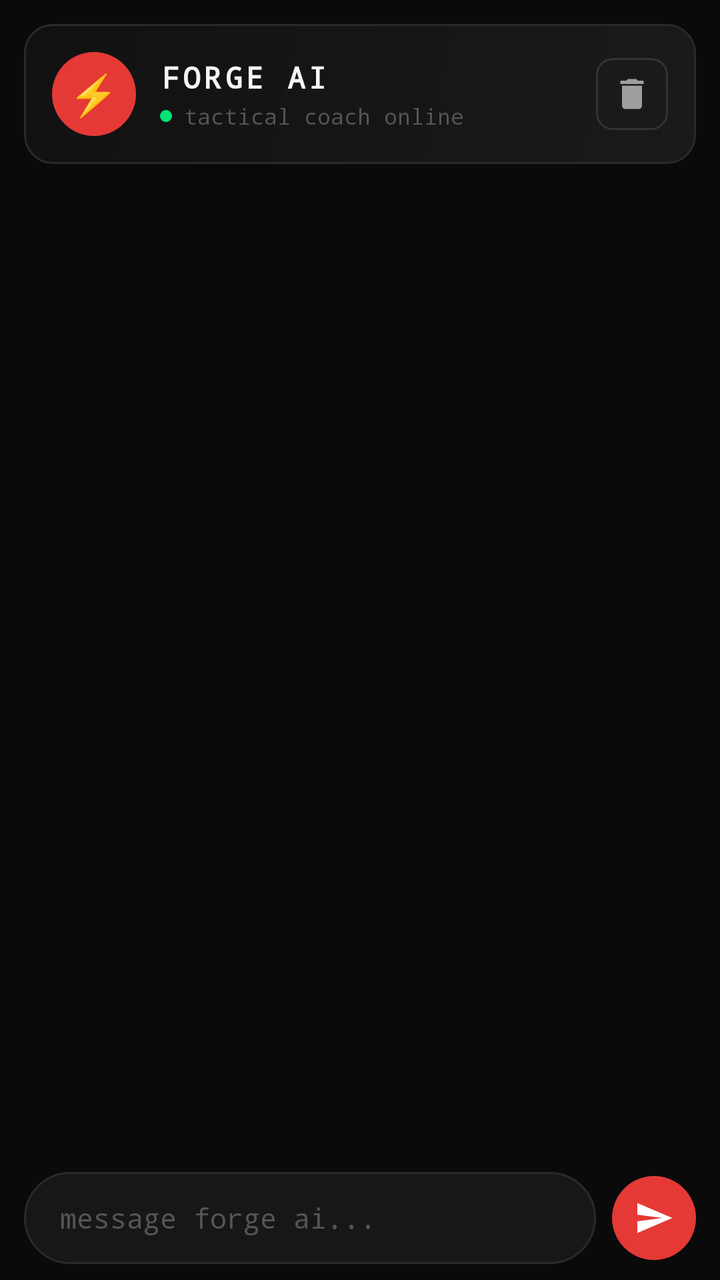
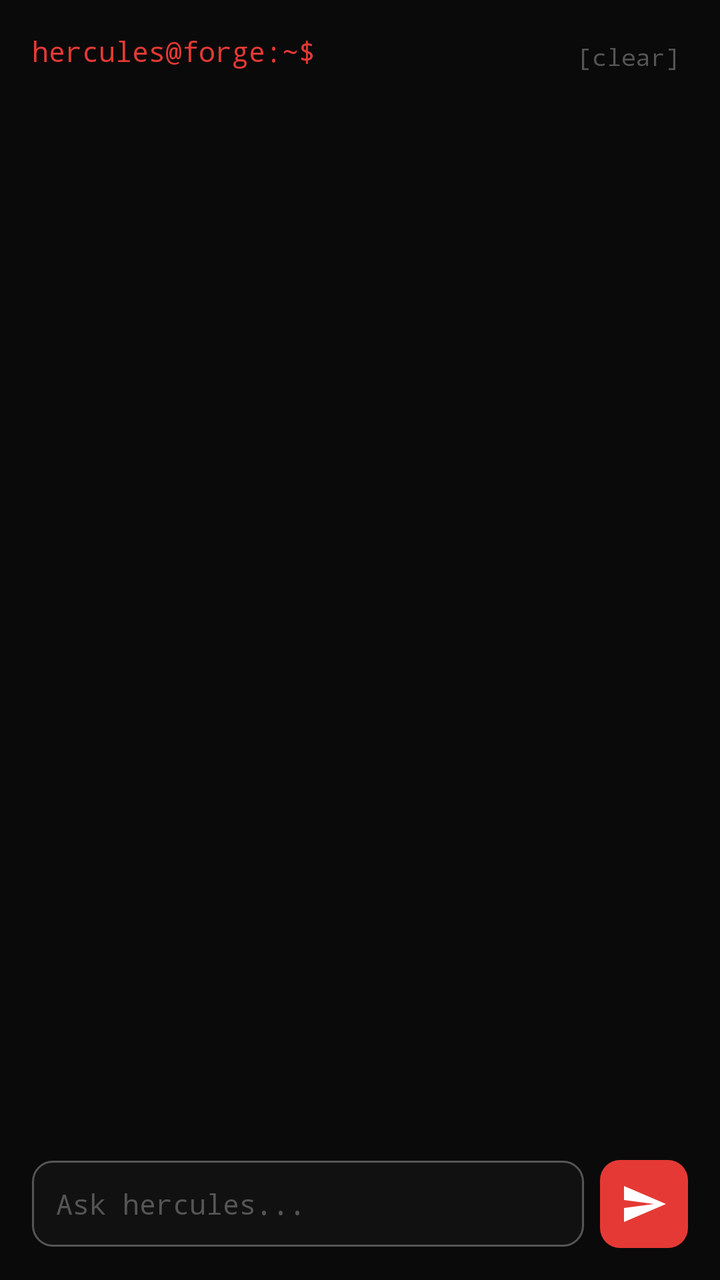

Two renders of the same Android screen: before a commit and after it. Below are the layout's source before the change and the commit's diff.
<!-- AndroidManifest.xml: application theme Theme.Forge -->
<!-- res/layout/fragment_coach.xml -->
<?xml version="1.0" encoding="utf-8"?>
<androidx.constraintlayout.widget.ConstraintLayout
    xmlns:android="http://schemas.android.com/apk/res/android"
    xmlns:app="http://schemas.android.com/apk/res-auto"
    android:layout_width="match_parent"
    android:layout_height="match_parent"
    android:background="@color/bg">

    
    <LinearLayout
        android:id="@+id/coach_header"
        android:layout_width="0dp"
        android:layout_height="wrap_content"
        android:orientation="horizontal"
        android:gravity="center_vertical"
        android:background="@drawable/bg_coach_header"
        android:padding="14dp"
        android:layout_margin="12dp"
        app:layout_constraintTop_toTopOf="parent"
        app:layout_constraintStart_toStartOf="parent"
        app:layout_constraintEnd_toEndOf="parent">

        
        <FrameLayout
            android:layout_width="42dp"
            android:layout_height="42dp">

            <View
                android:layout_width="42dp"
                android:layout_height="42dp"
                android:background="@drawable/bg_send_button" />

            <TextView
                android:layout_width="wrap_content"
                android:layout_height="wrap_content"
                android:layout_gravity="center"
                android:text="⚡"
                android:textSize="20sp" />
        </FrameLayout>

        
        <LinearLayout
            android:layout_width="0dp"
            android:layout_height="wrap_content"
            android:layout_weight="1"
            android:orientation="vertical"
            android:layout_marginStart="12dp">

            <TextView
                android:layout_width="wrap_content"
                android:layout_height="wrap_content"
                android:text="FORGE AI"
                android:textColor="@color/fg"
                android:textSize="15sp"
                android:textStyle="bold"
                android:fontFamily="monospace"
                android:letterSpacing="0.1" />

            <LinearLayout
                android:layout_width="wrap_content"
                android:layout_height="wrap_content"
                android:orientation="horizontal"
                android:gravity="center_vertical"
                android:layout_marginTop="2dp">

                <View
                    android:id="@+id/status_dot"
                    android:layout_width="6dp"
                    android:layout_height="6dp"
                    android:background="@drawable/bg_status_online" />

                <TextView
                    android:id="@+id/tv_coach_status"
                    android:layout_width="wrap_content"
                    android:layout_height="wrap_content"
                    android:text="tactical coach online"
                    android:textColor="@color/fg3"
                    android:textSize="11sp"
                    android:fontFamily="monospace"
                    android:layout_marginStart="6dp" />
            </LinearLayout>
        </LinearLayout>

        
        <ImageView
            android:id="@+id/btn_clear_chat"
            android:layout_width="36dp"
            android:layout_height="36dp"
            android:src="@drawable/ic_clear_chat"
            android:background="@drawable/bg_clear_chat"
            android:padding="8dp"
            android:contentDescription="Clear chat" />
    </LinearLayout>

    
    <LinearLayout
        android:id="@+id/ll_empty_state"
        android:layout_width="0dp"
        android:layout_height="0dp"
        android:orientation="vertical"
        android:gravity="center"
        android:padding="32dp"
        android:visibility="gone"
        app:layout_constraintTop_toBottomOf="@id/coach_header"
        app:layout_constraintBottom_toTopOf="@id/sv_chips"
        app:layout_constraintStart_toStartOf="parent"
        app:layout_constraintEnd_toEndOf="parent">

        <TextView
            android:layout_width="wrap_content"
            android:layout_height="wrap_content"
            android:text="⚔️"
            android:textSize="48sp"
            android:layout_marginBottom="16dp" />

        <TextView
            android:layout_width="wrap_content"
            android:layout_height="wrap_content"
            android:text="FORGE AI READY"
            android:textColor="@color/fg"
            android:textSize="18sp"
            android:textStyle="bold"
            android:fontFamily="monospace"
            android:letterSpacing="0.05" />

        <TextView
            android:layout_width="wrap_content"
            android:layout_height="wrap_content"
            android:text="your tactical performance coach.\nask anything or tap a prompt below."
            android:textColor="@color/fg3"
            android:textSize="13sp"
            android:fontFamily="monospace"
            android:gravity="center"
            android:lineSpacingMultiplier="1.4"
            android:layout_marginTop="8dp" />
    </LinearLayout>

    
    <androidx.recyclerview.widget.RecyclerView
        android:id="@+id/rv_messages"
        android:layout_width="0dp"
        android:layout_height="0dp"
        android:layout_marginTop="8dp"
        android:clipToPadding="false"
        android:paddingHorizontal="12dp"
        android:paddingBottom="8dp"
        app:layout_constraintTop_toBottomOf="@id/coach_header"
        app:layout_constraintBottom_toTopOf="@id/tv_typing_indicator"
        app:layout_constraintStart_toStartOf="parent"
        app:layout_constraintEnd_toEndOf="parent" />

    
    <LinearLayout
        android:id="@+id/tv_typing_indicator"
        android:layout_width="wrap_content"
        android:layout_height="wrap_content"
        android:orientation="horizontal"
        android:gravity="center_vertical"
        android:background="@drawable/bg_ai_bubble"
        android:paddingHorizontal="14dp"
        android:paddingVertical="10dp"
        android:layout_marginStart="12dp"
        android:layout_marginBottom="4dp"
        android:visibility="gone"
        app:layout_constraintBottom_toTopOf="@id/sv_chips"
        app:layout_constraintStart_toStartOf="parent">

        <TextView
            android:layout_width="wrap_content"
            android:layout_height="wrap_content"
            android:text="⚡"
            android:textSize="12sp"
            android:layout_marginEnd="8dp" />

        <TextView
            android:id="@+id/tv_typing_text"
            android:layout_width="wrap_content"
            android:layout_height="wrap_content"
            android:text="forge is thinking..."
            android:textColor="@color/fg3"
            android:textSize="12sp"
            android:fontFamily="monospace" />
    </LinearLayout>

    
    <HorizontalScrollView
        android:id="@+id/sv_chips"
        android:layout_width="0dp"
        android:layout_height="wrap_content"
        android:scrollbars="none"
        android:layout_marginBottom="8dp"
        android:paddingHorizontal="12dp"
        android:clipToPadding="false"
        app:layout_constraintBottom_toTopOf="@id/input_card"
        app:layout_constraintStart_toStartOf="parent"
        app:layout_constraintEnd_toEndOf="parent">

        <LinearLayout
            android:id="@+id/ll_chips"
            android:layout_width="wrap_content"
            android:layout_height="wrap_content"
            android:orientation="horizontal" />
    </HorizontalScrollView>

    
    <LinearLayout
        android:id="@+id/input_card"
        android:layout_width="0dp"
        android:layout_height="wrap_content"
        android:orientation="horizontal"
        android:gravity="center_vertical"
        android:paddingHorizontal="12dp"
        android:paddingVertical="8dp"
        app:layout_constraintBottom_toBottomOf="parent"
        app:layout_constraintStart_toStartOf="parent"
        app:layout_constraintEnd_toEndOf="parent">

        <EditText
            android:id="@+id/et_coach_input"
            android:layout_width="0dp"
            android:layout_height="46dp"
            android:layout_weight="1"
            android:background="@drawable/bg_coach_input"
            android:textColor="@color/fg"
            android:textColorHint="@color/fg3"
            android:hint="message forge ai..."
            android:textSize="14sp"
            android:fontFamily="monospace"
            android:paddingHorizontal="18dp"
            android:singleLine="true"
            android:imeOptions="actionSend"
            android:inputType="text" />

        <ImageView
            android:id="@+id/btn_coach_send"
            android:layout_width="42dp"
            android:layout_height="42dp"
            android:src="@drawable/ic_send"
            android:background="@drawable/bg_send_button"
            android:padding="11dp"
            android:layout_marginStart="8dp"
            android:contentDescription="Send"
            app:tint="@android:color/white" />
    </LinearLayout>

</androidx.constraintlayout.widget.ConstraintLayout>
<!-- resources referenced by this layout -->
<resources>
  <color name="bg">#FF0A0A0A</color>
  <color name="fg">#FFF5F5F5</color>
  <color name="fg3">#FF555555</color>
  <!-- drawable bg_ai_bubble (drawable) -->
  <?xml version="1.0" encoding="utf-8"?>
  <shape xmlns:android="http://schemas.android.com/apk/res/android"
      android:shape="rectangle">
      <solid android:color="@color/surface2" />
      <corners
          android:topLeftRadius="4dp"
          android:topRightRadius="14dp"
          android:bottomLeftRadius="14dp"
          android:bottomRightRadius="14dp" />
      <stroke
          android:width="1dp"
          android:color="#252525" />
  </shape>
  <!-- drawable bg_clear_chat (drawable) -->
  <?xml version="1.0" encoding="utf-8"?>
  <shape xmlns:android="http://schemas.android.com/apk/res/android"
      android:shape="rectangle">
      <solid android:color="#1A1A1A" />
      <corners android:radius="8dp" />
      <stroke
          android:width="1dp"
          android:color="#333333" />
  </shape>
  <!-- drawable bg_coach_header (drawable) -->
  <?xml version="1.0" encoding="utf-8"?>
  <shape xmlns:android="http://schemas.android.com/apk/res/android"
      android:shape="rectangle">
      <gradient
          android:startColor="#1A1A1A"
          android:endColor="#111111"
          android:angle="135" />
      <corners android:radius="@dimen/radius_xl" />
      <stroke
          android:width="1dp"
          android:color="#2A2A2A" />
  </shape>
  <!-- drawable bg_coach_input (drawable) -->
  <?xml version="1.0" encoding="utf-8"?>
  <shape xmlns:android="http://schemas.android.com/apk/res/android"
      android:shape="rectangle">
      <solid android:color="@color/surface2" />
      <corners android:radius="24dp" />
      <stroke
          android:width="1dp"
          android:color="#2A2A2A" />
  </shape>
  <!-- drawable bg_send_button (drawable) -->
  <?xml version="1.0" encoding="utf-8"?>
  <shape xmlns:android="http://schemas.android.com/apk/res/android"
      android:shape="oval">
      <solid android:color="@color/red" />
  </shape>
  <!-- drawable bg_status_online (drawable) -->
  <?xml version="1.0" encoding="utf-8"?>
  <shape xmlns:android="http://schemas.android.com/apk/res/android"
      android:shape="oval">
      <solid android:color="@color/green" />
      <size
          android:width="6dp"
          android:height="6dp" />
  </shape>
  <!-- drawable ic_clear_chat (drawable) -->
  <?xml version="1.0" encoding="utf-8"?>
  <vector xmlns:android="http://schemas.android.com/apk/res/android"
      android:width="24dp"
      android:height="24dp"
      android:viewportWidth="24"
      android:viewportHeight="24"
      android:tint="#9E9E9E">
      <path
          android:fillColor="@android:color/white"
          android:pathData="M6,19c0,1.1 0.9,2 2,2h8c1.1,0 2,-0.9 2,-2V7H6v12zM19,4h-3.5l-1,-1h-5l-1,1H5v2h14V4z" />
  </vector>
  <!-- drawable ic_send (drawable) -->
  <?xml version="1.0" encoding="utf-8"?>
  <vector xmlns:android="http://schemas.android.com/apk/res/android"
      android:width="24dp"
      android:height="24dp"
      android:viewportWidth="24"
      android:viewportHeight="24">
      <path
          android:fillColor="#FFFFFF"
          android:pathData="M2.01,21L23,12 2.01,3 2,10l15,2 -15,2z" />
  </vector>
  <color name="surface2">#FF171717</color>
  <dimen name="radius_xl">14dp</dimen>
  <color name="red">#FFE53935</color>
  <color name="green">#FF00E676</color>
  <color name="red_alpha30">#4DE53935</color>
  <color name="white">#FFFFFFFF</color>
  <color name="red_alpha20">#33E53935</color>
  <color name="surface1">#FF111111</color>
  <color name="fg2">#FF9E9E9E</color>
  <color name="red_light">#FFFF5252</color>
  <!-- unchanged entries left out for length: 1 -->
</resources>

<!-- the commit's change to res/layout/fragment_coach.xml (unified diff, before → after) -->
@@ -4,93 +4,46 @@
     xmlns:app="http://schemas.android.com/apk/res-auto"
     android:layout_width="match_parent"
     android:layout_height="match_parent"
-    android:background="@color/bg">
+    android:background="#0A0A0A"
+    android:padding="16dp">
 
     
-    <LinearLayout
-        android:id="@+id/coach_header"
+    <TextView
+        android:id="@+id/tv_coach_header"
+        android:layout_width="wrap_content"
+        android:layout_height="wrap_content"
+        android:text="hercules@forge:~$"
+        android:textColor="#E53935"
+        android:textSize="14sp"
+        android:fontFamily="monospace"
+        app:layout_constraintTop_toTopOf="parent"
+        app:layout_constraintStart_toStartOf="parent" />
+
+    
+    <TextView
+        android:id="@+id/btn_clear_chat"
+        android:layout_width="wrap_content"
+        android:layout_height="wrap_content"
+        android:text="[clear]"
+        android:textColor="#555555"
+        android:textSize="12sp"
+        android:fontFamily="monospace"
+        android:padding="4dp"
+        app:layout_constraintTop_toTopOf="parent"
+        app:layout_constraintEnd_toEndOf="parent" />
+
+    
+    <androidx.recyclerview.widget.RecyclerView
+        android:id="@+id/rv_messages"
         android:layout_width="0dp"
-        android:layout_height="wrap_content"
-        android:orientation="horizontal"
-        android:gravity="center_vertical"
-        android:background="@drawable/bg_coach_header"
-        android:padding="14dp"
-        android:layout_margin="12dp"
-        app:layout_constraintTop_toTopOf="parent"
+        android:layout_height="0dp"
+        android:layout_marginTop="12dp"
+        android:clipToPadding="false"
+        android:paddingBottom="8dp"
+        app:layout_constraintTop_toBottomOf="@id/tv_coach_header"
+        app:layout_constraintBottom_toTopOf="@id/tv_typing_indicator"
         app:layout_constraintStart_toStartOf="parent"
-        app:layout_constraintEnd_toEndOf="parent">
-
-        
-        <FrameLayout
-            android:layout_width="42dp"
-            android:layout_height="42dp">
-
-            <View
-                android:layout_width="42dp"
-                android:layout_height="42dp"
-                android:background="@drawable/bg_send_button" />
-
-            <TextView
-                android:layout_width="wrap_content"
-                android:layout_height="wrap_content"
-                android:layout_gravity="center"
-                android:text="⚡"
-                android:textSize="20sp" />
-        </FrameLayout>
-
-        
-        <LinearLayout
-            android:layout_width="0dp"
-            android:layout_height="wrap_content"
-            android:layout_weight="1"
-            android:orientation="vertical"
-            android:layout_marginStart="12dp">
-
-            <TextView
-                android:layout_width="wrap_content"
-                android:layout_height="wrap_content"
-                android:text="FORGE AI"
-                android:textColor="@color/fg"
-                android:textSize="15sp"
-                android:textStyle="bold"
-                android:fontFamily="monospace"
-                android:letterSpacing="0.1" />
-
-            <LinearLayout
-                android:layout_width="wrap_content"
-                android:layout_height="wrap_content"
-                android:orientation="horizontal"
-                android:gravity="center_vertical"
-                android:layout_marginTop="2dp">
-
-                <View
-                    android:id="@+id/status_dot"
-                    android:layout_width="6dp"
-                    android:layout_height="6dp"
-                    android:background="@drawable/bg_status_online" />
-
-                <TextView
-                    android:id="@+id/tv_coach_status"
-                    android:layout_width="wrap_content"
-                    android:layout_height="wrap_content"
-                    android:text="tactical coach online"
-                    android:textColor="@color/fg3"
-                    android:textSize="11sp"
-                    android:fontFamily="monospace"
-                    android:layout_marginStart="6dp" />
-            </LinearLayout>
-        </LinearLayout>
-
-        
-        <ImageView
-            android:id="@+id/btn_clear_chat"
-            android:layout_width="36dp"
-            android:layout_height="36dp"
-            android:src="@drawable/ic_clear_chat"
-            android:background="@drawable/bg_clear_chat"
-            android:padding="8dp"
-            android:contentDescription="Clear chat" />
-    </LinearLayout>
+        app:layout_constraintEnd_toEndOf="parent" />
 
     
     <LinearLayout
@@ -99,10 +52,9 @@
         android:layout_height="0dp"
         android:orientation="vertical"
         android:gravity="center"
-        android:padding="32dp"
         android:visibility="gone"
-        app:layout_constraintTop_toBottomOf="@id/coach_header"
-        app:layout_constraintBottom_toTopOf="@id/sv_chips"
+        app:layout_constraintTop_toBottomOf="@id/tv_coach_header"
+        app:layout_constraintBottom_toTopOf="@id/tv_typing_indicator"
         app:layout_constraintStart_toStartOf="parent"
         app:layout_constraintEnd_toEndOf="parent">
 
@@ -110,77 +62,44 @@
             android:layout_width="wrap_content"
             android:layout_height="wrap_content"
             android:text="⚔️"
-            android:textSize="48sp"
-            android:layout_marginBottom="16dp" />
+            android:textSize="40sp"
+            android:layout_marginBottom="12dp" />
 
         <TextView
             android:layout_width="wrap_content"
             android:layout_height="wrap_content"
-            android:text="FORGE AI READY"
-            android:textColor="@color/fg"
+            android:text="HERCULES AI"
+            android:textColor="#E53935"
             android:textSize="18sp"
             android:textStyle="bold"
             android:fontFamily="monospace"
-            android:letterSpacing="0.05" />
+            android:letterSpacing="0.1" />
 
         <TextView
             android:layout_width="wrap_content"
             android:layout_height="wrap_content"
-            android:text="your tactical performance coach.\nask anything or tap a prompt below."
-            android:textColor="@color/fg3"
-            android:textSize="13sp"
+            android:text="your tactical performance coach\ntap a prompt below or type a command"
+            android:textColor="#555555"
+            android:textSize="12sp"
             android:fontFamily="monospace"
             android:gravity="center"
             android:lineSpacingMultiplier="1.4"
-            android:layout_marginTop="8dp" />
+            android:layout_marginTop="6dp" />
     </LinearLayout>
 
     
-    <androidx.recyclerview.widget.RecyclerView
-        android:id="@+id/rv_messages"
-        android:layout_width="0dp"
-        android:layout_height="0dp"
-        android:layout_marginTop="8dp"
-        android:clipToPadding="false"
-        android:paddingHorizontal="12dp"
-        android:paddingBottom="8dp"
-        app:layout_constraintTop_toBottomOf="@id/coach_header"
-        app:layout_constraintBottom_toTopOf="@id/tv_typing_indicator"
-        app:layout_constraintStart_toStartOf="parent"
-        app:layout_constraintEnd_toEndOf="parent" />
-
-    
-    <LinearLayout
+    <TextView
         android:id="@+id/tv_typing_indicator"
         android:layout_width="wrap_content"
         android:layout_height="wrap_content"
-        android:orientation="horizontal"
-        android:gravity="center_vertical"
-        android:background="@drawable/bg_ai_bubble"
-        android:paddingHorizontal="14dp"
-        android:paddingVertical="10dp"
-        android:layout_marginStart="12dp"
+        android:text="hercules is thinking..."
+        android:textColor="#555555"
+        android:textSize="12sp"
+        android:fontFamily="monospace"
+        android:visibility="gone"
         android:layout_marginBottom="4dp"
-        android:visibility="gone"
         app:layout_constraintBottom_toTopOf="@id/sv_chips"
-        app:layout_constraintStart_toStartOf="parent">
-
-        <TextView
-            android:layout_width="wrap_content"
-            android:layout_height="wrap_content"
-            android:text="⚡"
-            android:textSize="12sp"
-            android:layout_marginEnd="8dp" />
-
-        <TextView
-            android:id="@+id/tv_typing_text"
-            android:layout_width="wrap_content"
-            android:layout_height="wrap_content"
-            android:text="forge is thinking..."
-            android:textColor="@color/fg3"
-            android:textSize="12sp"
-            android:fontFamily="monospace" />
-    </LinearLayout>
+        app:layout_constraintStart_toStartOf="parent" />
 
     
     <HorizontalScrollView
@@ -189,9 +108,7 @@
         android:layout_height="wrap_content"
         android:scrollbars="none"
         android:layout_marginBottom="8dp"
-        android:paddingHorizontal="12dp"
-        android:clipToPadding="false"
-        app:layout_constraintBottom_toTopOf="@id/input_card"
+        app:layout_constraintBottom_toTopOf="@id/ll_input"
         app:layout_constraintStart_toStartOf="parent"
         app:layout_constraintEnd_toEndOf="parent">
 
@@ -204,13 +121,11 @@
 
     
     <LinearLayout
-        android:id="@+id/input_card"
+        android:id="@+id/ll_input"
         android:layout_width="0dp"
         android:layout_height="wrap_content"
         android:orientation="horizontal"
         android:gravity="center_vertical"
-        android:paddingHorizontal="12dp"
-        android:paddingVertical="8dp"
         app:layout_constraintBottom_toBottomOf="parent"
         app:layout_constraintStart_toStartOf="parent"
         app:layout_constraintEnd_toEndOf="parent">
@@ -218,29 +133,28 @@
         <EditText
             android:id="@+id/et_coach_input"
             android:layout_width="0dp"
-            android:layout_height="46dp"
+            android:layout_height="wrap_content"
             android:layout_weight="1"
-            android:background="@drawable/bg_coach_input"
-            android:textColor="@color/fg"
-            android:textColorHint="@color/fg3"
-            android:hint="message forge ai..."
+            android:background="@drawable/bg_input"
+            android:textColor="#F5F5F5"
+            android:textColorHint="#555555"
+            android:hint="Ask hercules..."
             android:textSize="14sp"
             android:fontFamily="monospace"
-            android:paddingHorizontal="18dp"
+            android:padding="12dp"
             android:singleLine="true"
             android:imeOptions="actionSend"
             android:inputType="text" />
 
         <ImageView
             android:id="@+id/btn_coach_send"
-            android:layout_width="42dp"
-            android:layout_height="42dp"
+            android:layout_width="44dp"
+            android:layout_height="44dp"
             android:src="@drawable/ic_send"
-            android:background="@drawable/bg_send_button"
-            android:padding="11dp"
+            android:background="@drawable/bg_button_primary"
+            android:padding="10dp"
             android:layout_marginStart="8dp"
-            android:contentDescription="Send"
-            app:tint="@android:color/white" />
+            android:contentDescription="Send" />
     </LinearLayout>
 
 </androidx.constraintlayout.widget.ConstraintLayout>
<!-- resource entries referenced after the edit -->
@@ -1,82 +1,29 @@
 <!-- resources referenced by this layout -->
 <resources>
+  <!-- drawable bg_button_primary (drawable) -->
+  <?xml version="1.0" encoding="utf-8"?>
+  <ripple xmlns:android="http://schemas.android.com/apk/res/android"
+      android:color="@color/red_light">
+      <item>
+          <shape android:shape="rectangle">
+              <solid android:color="@color/red" />
+              <corners android:radius="@dimen/radius_lg" />
+          </shape>
+      </item>
+  </ripple>
+  <!-- drawable bg_input (drawable) -->
+  <?xml version="1.0" encoding="utf-8"?>
+  <shape xmlns:android="http://schemas.android.com/apk/res/android"
+      android:shape="rectangle">
+      <solid android:color="@color/surface1" />
+      <stroke
+          android:width="1dp"
+          android:color="@color/fg3" />
+      <corners android:radius="@dimen/radius_lg" />
+  </shape>
   <color name="bg">#FF0A0A0A</color>
   <color name="fg">#FFF5F5F5</color>
   <color name="fg3">#FF555555</color>
-  <!-- drawable bg_ai_bubble (drawable) -->
-  <?xml version="1.0" encoding="utf-8"?>
-  <shape xmlns:android="http://schemas.android.com/apk/res/android"
-      android:shape="rectangle">
-      <solid android:color="@color/surface2" />
-      <corners
-          android:topLeftRadius="4dp"
-          android:topRightRadius="14dp"
-          android:bottomLeftRadius="14dp"
-          android:bottomRightRadius="14dp" />
-      <stroke
-          android:width="1dp"
-          android:color="#252525" />
-  </shape>
-  <!-- drawable bg_clear_chat (drawable) -->
-  <?xml version="1.0" encoding="utf-8"?>
-  <shape xmlns:android="http://schemas.android.com/apk/res/android"
-      android:shape="rectangle">
-      <solid android:color="#1A1A1A" />
-      <corners android:radius="8dp" />
-      <stroke
-          android:width="1dp"
-          android:color="#333333" />
-  </shape>
-  <!-- drawable bg_coach_header (drawable) -->
-  <?xml version="1.0" encoding="utf-8"?>
-  <shape xmlns:android="http://schemas.android.com/apk/res/android"
-      android:shape="rectangle">
-      <gradient
-          android:startColor="#1A1A1A"
-          android:endColor="#111111"
-          android:angle="135" />
-      <corners android:radius="@dimen/radius_xl" />
-      <stroke
-          android:width="1dp"
-          android:color="#2A2A2A" />
-  </shape>
-  <!-- drawable bg_coach_input (drawable) -->
-  <?xml version="1.0" encoding="utf-8"?>
-  <shape xmlns:android="http://schemas.android.com/apk/res/android"
-      android:shape="rectangle">
-      <solid android:color="@color/surface2" />
-      <corners android:radius="24dp" />
-      <stroke
-          android:width="1dp"
-          android:color="#2A2A2A" />
-  </shape>
-  <!-- drawable bg_send_button (drawable) -->
-  <?xml version="1.0" encoding="utf-8"?>
-  <shape xmlns:android="http://schemas.android.com/apk/res/android"
-      android:shape="oval">
-      <solid android:color="@color/red" />
-  </shape>
-  <!-- drawable bg_status_online (drawable) -->
-  <?xml version="1.0" encoding="utf-8"?>
-  <shape xmlns:android="http://schemas.android.com/apk/res/android"
-      android:shape="oval">
-      <solid android:color="@color/green" />
-      <size
-          android:width="6dp"
-          android:height="6dp" />
-  </shape>
-  <!-- drawable ic_clear_chat (drawable) -->
-  <?xml version="1.0" encoding="utf-8"?>
-  <vector xmlns:android="http://schemas.android.com/apk/res/android"
-      android:width="24dp"
-      android:height="24dp"
-      android:viewportWidth="24"
-      android:viewportHeight="24"
-      android:tint="#9E9E9E">
-      <path
-          android:fillColor="@android:color/white"
-          android:pathData="M6,19c0,1.1 0.9,2 2,2h8c1.1,0 2,-0.9 2,-2V7H6v12zM19,4h-3.5l-1,-1h-5l-1,1H5v2h14V4z" />
-  </vector>
   <!-- drawable ic_send (drawable) -->
   <?xml version="1.0" encoding="utf-8"?>
   <vector xmlns:android="http://schemas.android.com/apk/res/android"
@@ -89,9 +36,8 @@
           android:pathData="M2.01,21L23,12 2.01,3 2,10l15,2 -15,2z" />
   </vector>
   <color name="surface2">#FF171717</color>
-  <dimen name="radius_xl">14dp</dimen>
   <color name="red">#FFE53935</color>
-  <color name="green">#FF00E676</color>
+  <dimen name="radius_lg">10dp</dimen>
   <color name="red_alpha30">#4DE53935</color>
   <color name="white">#FFFFFFFF</color>
   <color name="red_alpha20">#33E53935</color>
